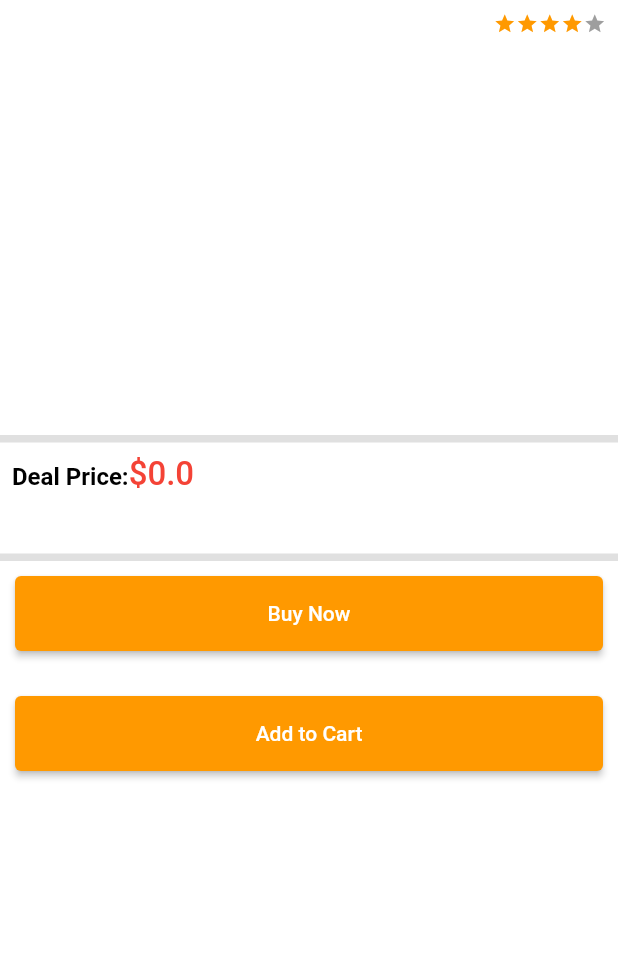
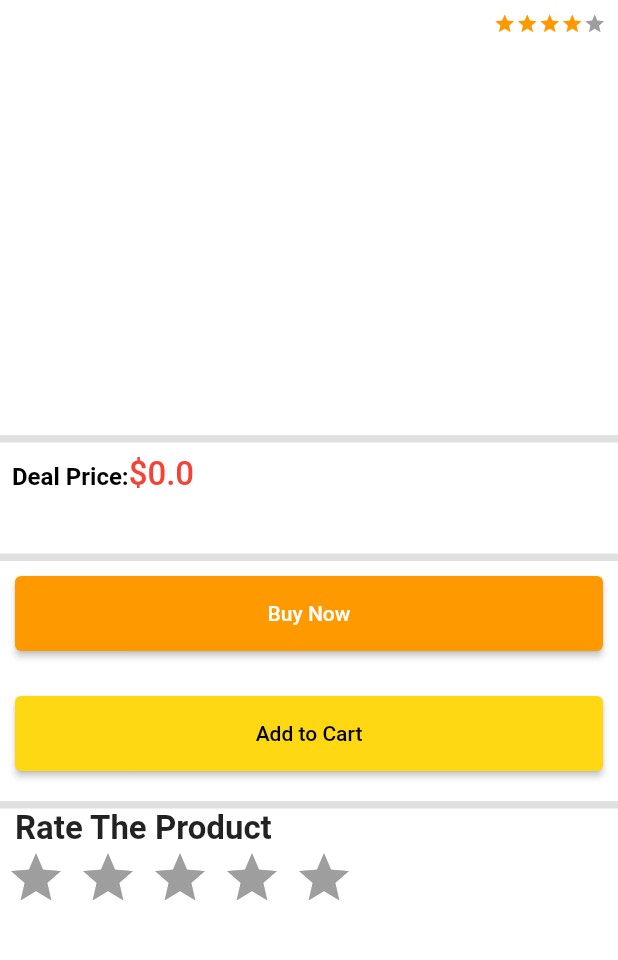
Before and after one commit to oluwajueda/Amazon_Mobile, a Flutter app: the ProductDetailScreen screen opened directly with empty values, on a phone screen of 412 x 824 dp, the part 90-1050 px from its top. Run offline on Flutter 3.47's test engine with Material 2 defaults, Android fonts, the light colour scheme and no system bars; drawn by our look-alikes of carousel_slider, flutter_rating_bar; our stand-ins replace badges, dotted_border, file_picker, shared_preferences; missing offline and left inert: cloudinary_public; accounts and stored records are empty.

Commit message:
product details services created

```diff
--- a/lib/common/widgets/custom_button.dart
+++ b/lib/common/widgets/custom_button.dart
@@ -15,6 +15,7 @@ class CustomButton extends StatelessWidget {
       onPressed: onTap,
       child: Text(
         text,
+        style: TextStyle(color: color == null ? Colors.white : Colors.black),
       ),
       style: ElevatedButton.styleFrom(
         minimumSize: const Size(double.infinity, 50),
--- a/lib/features/product_details/screens/product_details_screen.dart
+++ b/lib/features/product_details/screens/product_details_screen.dart
@@ -9,6 +9,7 @@ import 'package:carousel_slider/carousel_slider.dart';
 import 'package:flutter/material.dart';
 import 'package:flutter/src/widgets/container.dart';
 import 'package:flutter/src/widgets/framework.dart';
+import 'package:flutter_rating_bar/flutter_rating_bar.dart';
 
 class ProductDetailScreen extends StatefulWidget {
   static const String routeName = '/product-details';
@@ -127,7 +128,7 @@ class _ProductDetailScreenState extends State<ProductDetailScreen> {
               return Builder(
                   builder: (BuildContext context) => Image.network(
                         i,
-                        fit: BoxFit.cover,
+                        fit: BoxFit.contain,
                         height: 300,
                       ));
             }).toList(),
@@ -175,8 +176,35 @@ class _ProductDetailScreenState extends State<ProductDetailScreen> {
           ),
           Padding(
             padding: const EdgeInsets.all(10.0),
-            child: CustomButton(text: "Add to Cart", onTap: (() {})),
-          )
+            child: CustomButton(
+                text: "Add to Cart",
+                onTap: () {},
+                color: const Color.fromRGBO(254, 216, 19, 1)),
+          ),
+          const SizedBox(
+            height: 10,
+          ),
+          Container(
+            color: Colors.black12,
+            height: 5,
+          ),
+          Padding(
+            padding: const EdgeInsets.symmetric(horizontal: 10.0),
+            child: Text(
+              "Rate The Product",
+              style: TextStyle(fontSize: 22, fontWeight: FontWeight.bold),
+            ),
+          ),
+          RatingBar.builder(
+              initialRating: 0,
+              minRating: 1,
+              allowHalfRating: true,
+              itemCount: 5,
+              itemPadding: EdgeInsets.symmetric(horizontal: 4),
+              direction: Axis.horizontal,
+              itemBuilder: (context, _) =>
+                  const Icon(Icons.star, color: GlobalVariables.secondaryColor),
+              onRatingUpdate: (rating) {})
         ],
       )),
     );
```
Also changed, not shown: lib/features/product_details/services/product_details_service.dart (added, +35 -0 lines), lib/features/search/screens/search_screen.dart (+9 -1 lines).
